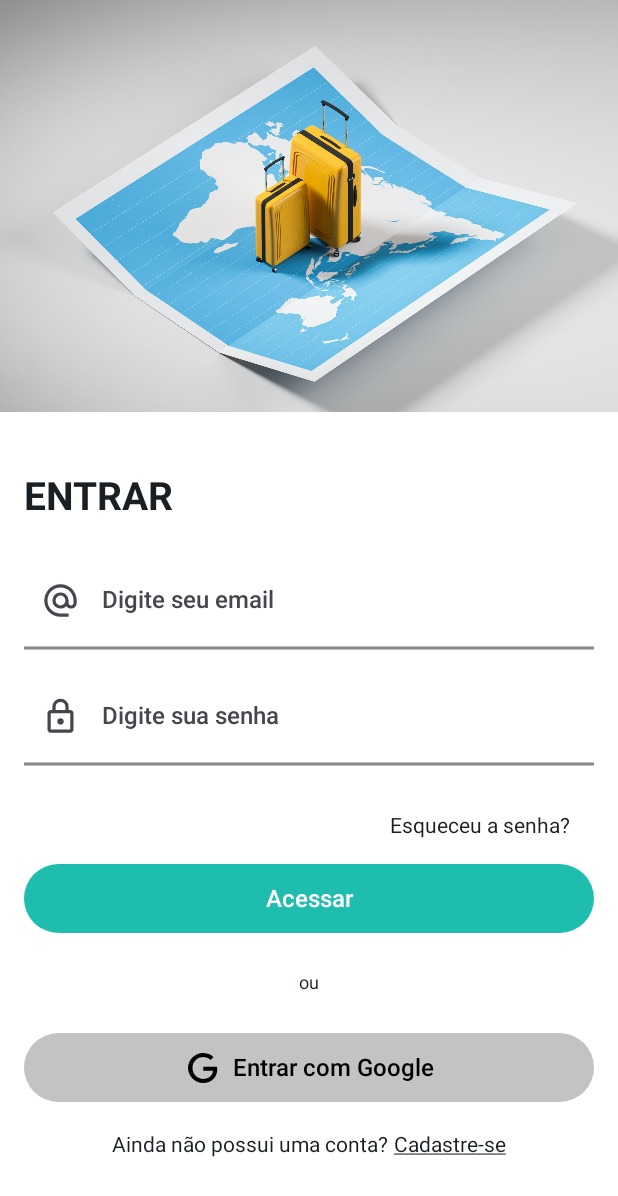
After one commit to LucianoBruno1/Travel-Diary-pdmv, an Android app built with Jetpack Compose: the composable LoginScreen shown on its own in the app's theme, on a phone screen of 412 x 824 dp. The commit adds this screen. Shown: the top 1196 px of the screen. Run offline under Robolectric (Android 15) with nearby library versions, the phone set to English and light mode, and no system bars.

Commit message:
add LoginScreen, TravelDiaryButton, TravelDiaryTextInput

```diff
--- a/app/build.gradle.kts
+++ b/app/build.gradle.kts
@@ -2,6 +2,7 @@ plugins {
     alias(libs.plugins.android.application)
     alias(libs.plugins.kotlin.android)
     alias(libs.plugins.kotlin.compose)
+    kotlin("plugin.serialization") version "2.0.21"
 }
 
 android {
@@ -40,6 +41,11 @@ android {
 }
 
 dependencies {
+    implementation(libs.maps.compose)
+    implementation(libs.coil.compose)
+    implementation(libs.navigation.compose)
+    implementation(libs.kotlin.serialization)
+
 
     implementation(libs.androidx.core.ktx)
     implementation(libs.androidx.lifecycle.runtime.ktx)
--- a/app/src/main/AndroidManifest.xml
+++ b/app/src/main/AndroidManifest.xml
@@ -1,6 +1,8 @@
 <?xml version="1.0" encoding="utf-8"?>
 <manifest xmlns:android="http://schemas.android.com/apk/res/android"
     xmlns:tools="http://schemas.android.com/tools">
+
+    <uses-permission android:name="android.permission.INTERNET" />
 
     <application
         android:allowBackup="true"
--- a/app/src/main/java/com/ifpe/traveldiarypdmv/MainActivity.kt
+++ b/app/src/main/java/com/ifpe/traveldiarypdmv/MainActivity.kt
@@ -11,6 +11,7 @@ import androidx.compose.material3.Text
 import androidx.compose.runtime.Composable
 import androidx.compose.ui.Modifier
 import androidx.compose.ui.tooling.preview.Preview
+import com.ifpe.traveldiarypdmv.ui.screen.login.LoginScreen
 import com.ifpe.traveldiarypdmv.ui.theme.TravelDiaryPDMVTheme
 
 class MainActivity : ComponentActivity() {
@@ -19,29 +20,8 @@ class MainActivity : ComponentActivity() {
         enableEdgeToEdge()
         setContent {
             TravelDiaryPDMVTheme {
-                Scaffold(modifier = Modifier.fillMaxSize()) { innerPadding ->
-                    Greeting(
-                        name = "Android",
-                        modifier = Modifier.padding(innerPadding)
-                    )
-                }
+                LoginScreen()
             }
         }
     }
 }
-
-@Composable
-fun Greeting(name: String, modifier: Modifier = Modifier) {
-    Text(
-        text = "Hello $name!",
-        modifier = modifier
-    )
-}
-
-@Preview(showBackground = true)
-@Composable
-fun GreetingPreview() {
-    TravelDiaryPDMVTheme {
-        Greeting("Android")
-    }
-}
--- /dev/null
+++ b/app/src/main/java/com/ifpe/traveldiarypdmv/ui/component/button/TravelDiaryButton.kt
@@ -0,0 +1,81 @@
+package com.ifpe.traveldiarypdmv.ui.component.button
+
+import androidx.annotation.DrawableRes
+import androidx.compose.foundation.layout.Arrangement
+import androidx.compose.foundation.layout.PaddingValues
+import androidx.compose.foundation.layout.Row
+import androidx.compose.foundation.layout.fillMaxWidth
+import androidx.compose.foundation.layout.heightIn
+import androidx.compose.foundation.shape.RoundedCornerShape
+import androidx.compose.material3.Button
+import androidx.compose.material3.ButtonDefaults
+import androidx.compose.material3.Icon
+import androidx.compose.material3.Text
+import androidx.compose.runtime.Composable
+import androidx.compose.ui.Alignment
+import androidx.compose.ui.Modifier
+import androidx.compose.ui.graphics.Color
+import androidx.compose.ui.res.painterResource
+import androidx.compose.ui.tooling.preview.Preview
+import androidx.compose.ui.unit.dp
+import com.ifpe.traveldiarypdmv.ui.theme.GreenBase
+import com.ifpe.traveldiarypdmv.ui.theme.Typography
+import com.ifpe.traveldiarypdmv.R
+import com.ifpe.traveldiarypdmv.ui.theme.Gray100
+import com.ifpe.traveldiarypdmv.ui.theme.Gray600
+
+@Composable
+fun TravelDiaryButton(
+    modifier: Modifier = Modifier,
+    text: String? = null,
+    @DrawableRes iconRes: Int? = null,
+    onClick: () -> Unit,
+    containerColor: Color = GreenBase, // Adiciona um parâmetro para a cor do botão
+    contentColor: Color = Color.White // Adiciona um parâmetro para a cor do conteúdo (texto/ícone)
+) {
+    Button(
+        modifier = modifier.heightIn(min = 46.dp),
+        shape = RoundedCornerShape(40.dp),
+        contentPadding = if(text == null && iconRes != null) PaddingValues(0.dp) else ButtonDefaults.ContentPadding,
+        colors = ButtonDefaults.buttonColors(
+            containerColor = containerColor,
+            contentColor = contentColor
+        ),
+        onClick = onClick
+    ) {
+        Row(
+            verticalAlignment = Alignment.CenterVertically,
+            horizontalArrangement = Arrangement.spacedBy(8.dp)
+        ) {
+            iconRes?.let {
+                Icon(painter = painterResource(id = iconRes), contentDescription = "Ícone do Botão")
+            }
+            text?.let { Text(text = text.replaceFirstChar { it.uppercase() }, style = Typography.labelLarge) }
+        }
+    }
+}
+
+@Preview
+@Composable
+private fun TravelDiaryButtonPreview() {
+    TravelDiaryButton(
+        modifier = Modifier.fillMaxWidth(),
+        text = "Acessar",
+        containerColor = GreenBase,
+        contentColor = Color.White,
+        onClick = {}
+    )
+}
+
+@Preview
+@Composable
+private fun TravelDiaryButtonGooglePreview() {
+    TravelDiaryButton(
+        modifier = Modifier.fillMaxWidth(),
+        text = "Entrar com Google",
+        iconRes = R.drawable.ic_google,
+        containerColor = Gray100,
+        contentColor = Color.Black,
+        onClick = {}
+    )
+}
--- /dev/null
+++ b/app/src/main/java/com/ifpe/traveldiarypdmv/ui/component/text_input/TravelDiaryTextInput.kt
@@ -0,0 +1,73 @@
+package com.ifpe.traveldiarypdmv.ui.component.text_input
+
+import androidx.compose.foundation.Canvas
+import androidx.compose.foundation.layout.Box
+import androidx.compose.foundation.layout.fillMaxWidth
+import androidx.compose.foundation.layout.height
+import androidx.compose.foundation.layout.padding
+import androidx.compose.foundation.layout.size
+import androidx.compose.material3.Icon
+import androidx.compose.material3.Text
+import androidx.compose.material3.TextField
+import androidx.compose.material3.TextFieldDefaults
+import androidx.compose.runtime.*
+import androidx.compose.ui.Modifier
+import androidx.compose.ui.geometry.Offset
+import androidx.compose.ui.graphics.Color
+import androidx.compose.ui.graphics.painter.Painter
+import androidx.compose.ui.unit.dp
+import com.ifpe.traveldiarypdmv.ui.theme.Typography
+
+@Composable
+fun TravelDiaryTextInput(value: String,
+                         onValueChange: (String) -> Unit,
+                         labelText: String,
+                         leadingIconPainter: Painter,
+                         leadingIconDescription: String,
+                         modifier: Modifier = Modifier
+) {
+    Box(
+        modifier = modifier
+            .fillMaxWidth()
+            .padding(bottom = 16.dp) // Espaçamento adicional
+    ) {
+        // Campo de texto
+        TextField(
+            value = value,
+            onValueChange = onValueChange,
+            label = { Text(text = labelText, style = Typography.headlineSmall) },
+            leadingIcon = {
+                Icon(
+                    painter = leadingIconPainter,
+                    contentDescription = leadingIconDescription,
+                    modifier = Modifier.size(26.dp)
+                )
+            },
+            modifier = Modifier
+                .fillMaxWidth()
+                .padding(bottom = 4.dp), // Ajusta o espaçamento interno para a linha
+            colors = TextFieldDefaults.colors(
+                focusedContainerColor = Color.White,
+                unfocusedContainerColor = Color.White,
+                disabledContainerColor = Color.White,
+                focusedIndicatorColor = Color.Transparent,
+                unfocusedIndicatorColor = Color.Transparent,
+                disabledIndicatorColor = Color.Transparent
+            )
+        )
+
+        Canvas(
+            modifier = Modifier
+                .fillMaxWidth()
+                .padding(top = 60.dp)
+                .height(1.dp)
+        ) {
+            drawLine(
+                color = Color.Gray, // Cor da linha
+                start = Offset(0f, 0f),
+                end = Offset(size.width, 0f),
+                strokeWidth = 2.dp.toPx() // Espessura da linha
+            )
+        }
+    }
+}
--- /dev/null
+++ b/app/src/main/java/com/ifpe/traveldiarypdmv/ui/screen/login/LoginScreen.kt
@@ -0,0 +1,133 @@
+package com.ifpe.traveldiarypdmv.ui.screen.login
+
+import androidx.compose.foundation.Image
+import androidx.compose.foundation.background
+import androidx.compose.foundation.layout.Arrangement
+import androidx.compose.foundation.layout.Column
+import androidx.compose.foundation.layout.Row
+import androidx.compose.foundation.layout.Spacer
+import androidx.compose.foundation.layout.fillMaxSize
+import androidx.compose.foundation.layout.fillMaxWidth
+import androidx.compose.foundation.layout.height
+import androidx.compose.foundation.layout.heightIn
+import androidx.compose.foundation.layout.padding
+import androidx.compose.foundation.layout.width
+import androidx.compose.material3.Text
+import androidx.compose.runtime.Composable
+import androidx.compose.runtime.mutableStateOf
+import androidx.compose.runtime.remember
+import androidx.compose.ui.Alignment
+import androidx.compose.ui.Modifier
+import androidx.compose.ui.graphics.Color
+import androidx.compose.ui.layout.ContentScale
+import androidx.compose.ui.res.painterResource
+import androidx.compose.ui.text.style.TextDecoration
+import androidx.compose.ui.unit.dp
+import androidx.compose.ui.unit.sp
+import com.ifpe.traveldiarypdmv.R
+import com.ifpe.traveldiarypdmv.ui.component.button.TravelDiaryButton
+import com.ifpe.traveldiarypdmv.ui.component.text_input.TravelDiaryTextInput
+import com.ifpe.traveldiarypdmv.ui.theme.Gray100
+import com.ifpe.traveldiarypdmv.ui.theme.GreenBase
+import com.ifpe.traveldiarypdmv.ui.theme.Typography
+
+@Composable
+fun LoginScreen(modifier: Modifier = Modifier) {
+    val email = remember { mutableStateOf("") }
+    val password = remember { mutableStateOf("") }
+
+    Column(
+        modifier = modifier
+            .fillMaxSize()
+            .background(Color.White), // Define o fundo branco para o conteúdo
+    ) {
+        // Imagem no topo
+        Image(
+            painter = painterResource(id = R.drawable.map_with_bags),
+            contentDescription = "Mapa ou imagem do topo",
+            modifier = Modifier
+                .fillMaxWidth()
+                .heightIn(max = 300.dp)
+                .padding(bottom = 25.dp),
+            contentScale = ContentScale.Crop // Corta para se ajustar sem distorcer
+        )
+
+        // Espaço para o conteúdo abaixo da imagem
+        Column(
+            modifier = Modifier
+                .fillMaxSize()
+                .padding(16.dp),
+            horizontalAlignment = Alignment.CenterHorizontally,
+            verticalArrangement = Arrangement.Top
+        ) {
+            Text(
+                text = "ENTRAR",
+                style = Typography.headlineLarge.copy(fontSize = 26.sp),
+                modifier = Modifier
+                    .padding(bottom = 25.dp)
+                    .align(Alignment.Start)
+            )
+
+            TravelDiaryTextInput(
+                value = email.value,
+                onValueChange = { email.value = it },
+                labelText = "Digite seu email",
+                leadingIconPainter = painterResource(id = R.drawable.ic_email),
+                leadingIconDescription = "Ícone de Email"
+            )
+
+            TravelDiaryTextInput(
+                value = password.value,
+                onValueChange = { password.value = it },
+                labelText = "Digite sua senha",
+                leadingIconPainter = painterResource(id = R.drawable.ic_lock),
+                leadingIconDescription = "Ícone de Senha"
+            )
+
+            Text(
+                text = "Esqueceu a senha?",
+                style = Typography.bodyMedium,
+                modifier = Modifier
+                    .align(Alignment.End)
+                    .padding(16.dp),
+            )
+
+            TravelDiaryButton(
+                modifier = Modifier.fillMaxWidth(),
+                text = "Acessar",
+                containerColor = GreenBase,
+                contentColor = Color.White,
+                onClick = {}
+            )
+
+            Spacer(modifier = Modifier.height(25.dp))
+            Text(text = "ou", style = Typography.bodySmall)
+
+            Spacer(modifier = Modifier.height(25.dp))
+
+            TravelDiaryButton(
+                modifier = Modifier.fillMaxWidth(),
+                text = "Entrar com Google",
+                iconRes = R.drawable.ic_google,
+                containerColor = Gray100,
+                contentColor = Color.Black,
+                onClick = {}
+            )
+
+            Spacer(modifier = Modifier.height(20.dp))
+            Row {
+                Text(
+                    text = "Ainda não possui uma conta?",
+                    style = Typography.bodyMedium
+                )
+                Spacer(modifier = Modifier.width(4.dp))
+                Text(
+                    text = "Cadastre-se",
+                    style = Typography.bodyMedium.copy(
+                        textDecoration = TextDecoration.Underline,
+                    )
+                )
+            }
+        }
+    }
+}
--- a/app/src/main/java/com/ifpe/traveldiarypdmv/ui/theme/Color.kt
+++ b/app/src/main/java/com/ifpe/traveldiarypdmv/ui/theme/Color.kt
@@ -3,15 +3,15 @@ package com.ifpe.traveldiarypdmv.ui.theme
 import androidx.compose.ui.graphics.Color
 
 val GreenLight = Color(0xFF3B9B62)
-val GreenBase = Color(0xFF257F49)
+val GreenBase = Color(0xFF1FBDAE)
 val GreenDark = Color(0xFF052914)
 val GreenExtraLight = Color(0xFFE9F3EF)
 
 val RedLight = Color(0xFFFDEDED)
 val RedBase = Color(0xFFF94144)
 
-val Gray100 = Color(0xFFFCFDFE)
-val Gray200 = Color(0xFFE1EBF4)
+val Gray100 = Color(0xFFC3C3C3)
+val Gray200 = Color(0xFF323131)
 val Gray300 = Color(0xFFC4D0DB)
 val Gray400 = Color(0xFF73808C)
 val Gray500 = Color(0xFF45525F)
--- /dev/null
+++ b/app/src/main/res/drawable/ic_email.xml
@@ -0,0 +1,9 @@
+<vector xmlns:android="http://schemas.android.com/apk/res/android"
+    android:width="24dp"
+    android:height="24dp"
+    android:viewportWidth="960"
+    android:viewportHeight="960">
+  <path
+      android:fillColor="@android:color/white"
+      android:pathData="M480,880Q397,880 324,848.5Q251,817 197,763Q143,709 111.5,636Q80,563 80,480Q80,397 111.5,324Q143,251 197,197Q251,143 324,111.5Q397,80 480,80Q563,80 636,111.5Q709,143 763,197Q817,251 848.5,324Q880,397 880,480L880,538Q880,597 839.5,638.5Q799,680 740,680Q705,680 674,665Q643,650 622,622Q593,651 556.5,665.5Q520,680 480,680Q397,680 338.5,621.5Q280,563 280,480Q280,397 338.5,338.5Q397,280 480,280Q563,280 621.5,338.5Q680,397 680,480L680,538Q680,564 697,582Q714,600 740,600Q766,600 783,582Q800,564 800,538L800,480Q800,346 707,253Q614,160 480,160Q346,160 253,253Q160,346 160,480Q160,614 253,707Q346,800 480,800L680,800L680,880L480,880ZM480,600Q530,600 565,565Q600,530 600,480Q600,430 565,395Q530,360 480,360Q430,360 395,395Q360,430 360,480Q360,530 395,565Q430,600 480,600Z"/>
+</vector>
--- /dev/null
+++ b/app/src/main/res/drawable/ic_google.xml
@@ -0,0 +1 @@
+<!-- drawable/google.xml --><vector xmlns:android="http://schemas.android.com/apk/res/android" android:height="24dp" android:width="24dp" android:viewportWidth="24" android:viewportHeight="24"><path android:fillColor="#000000" android:pathData="M21.35,11.1H12.18V13.83H18.69C18.36,17.64 15.19,19.27 12.19,19.27C8.36,19.27 5,16.25 5,12C5,7.9 8.2,4.73 12.2,4.73C15.29,4.73 17.1,6.7 17.1,6.7L19,4.72C19,4.72 16.56,2 12.1,2C6.42,2 2.03,6.8 2.03,12C2.03,17.05 6.16,22 12.25,22C17.6,22 21.5,18.33 21.5,12.91C21.5,11.76 21.35,11.1 21.35,11.1V11.1Z" /></vector>
--- /dev/null
+++ b/app/src/main/res/drawable/ic_lock.xml
@@ -0,0 +1,9 @@
+<vector xmlns:android="http://schemas.android.com/apk/res/android"
+    android:width="24dp"
+    android:height="24dp"
+    android:viewportWidth="960"
+    android:viewportHeight="960">
+  <path
+      android:fillColor="@android:color/white"
+      android:pathData="M240,880Q207,880 183.5,856.5Q160,833 160,800L160,400Q160,367 183.5,343.5Q207,320 240,320L280,320L280,240Q280,157 338.5,98.5Q397,40 480,40Q563,40 621.5,98.5Q680,157 680,240L680,320L720,320Q753,320 776.5,343.5Q800,367 800,400L800,800Q800,833 776.5,856.5Q753,880 720,880L240,880ZM240,800L720,800Q720,800 720,800Q720,800 720,800L720,400Q720,400 720,400Q720,400 720,400L240,400Q240,400 240,400Q240,400 240,400L240,800Q240,800 240,800Q240,800 240,800ZM480,680Q513,680 536.5,656.5Q560,633 560,600Q560,567 536.5,543.5Q513,520 480,520Q447,520 423.5,543.5Q400,567 400,600Q400,633 423.5,656.5Q447,680 480,680ZM360,320L600,320L600,240Q600,190 565,155Q530,120 480,120Q430,120 395,155Q360,190 360,240L360,320ZM240,800Q240,800 240,800Q240,800 240,800L240,400Q240,400 240,400Q240,400 240,400L240,400Q240,400 240,400Q240,400 240,400L240,800Q240,800 240,800Q240,800 240,800Z"/>
+</vector>
```
Also changed, not shown: gradle/libs.versions.toml (+10 -0 lines), app/src/main/res/drawable/img_google.png (added), app/src/main/res/drawable/map_with_bags.png (added), 1 other file.
